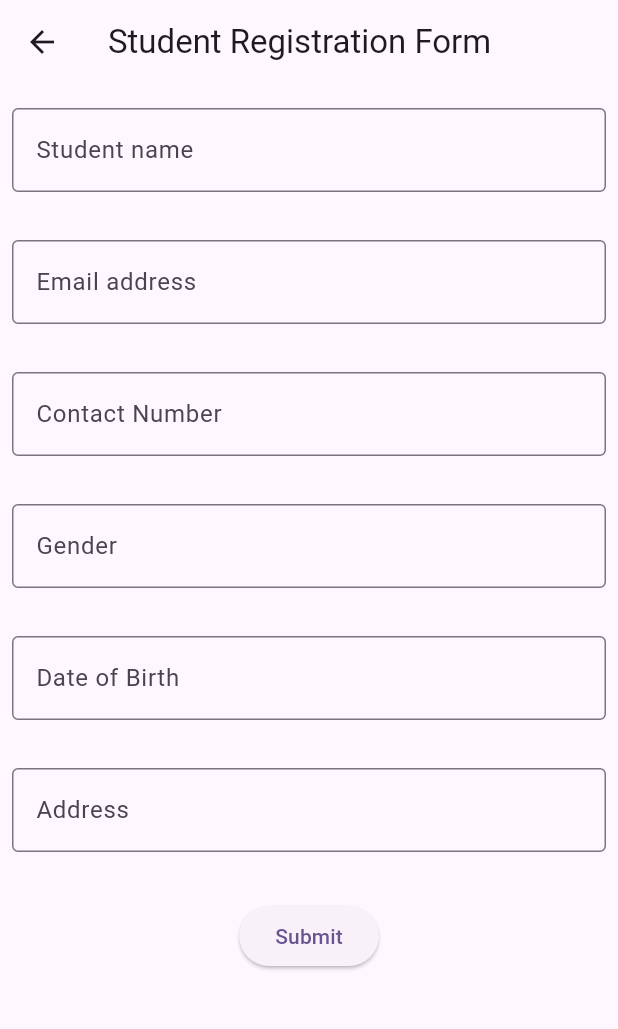
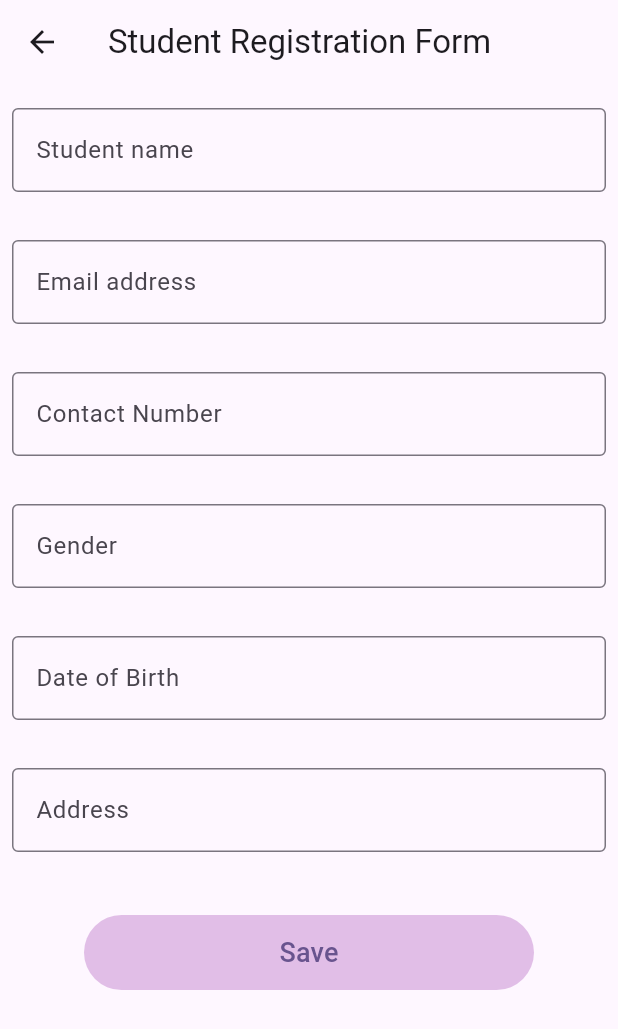
Before and after one commit to Harsh0726/student_registration_frontend, a Flutter app: the screen it shows after launch, after a tap on "Register New Student", on a phone screen of 412 x 824 dp. Shown: the top 1029 px of the screen. Run offline on Flutter 3.47's test engine with Material 3 defaults, Android fonts, the phone set to English and light mode, and no system bars; our stand-ins replace dio; network calls fail.

Commit message:
Created Custom btn component

```diff
--- /dev/null
+++ b/lib/components/customBtn.dart
@@ -0,0 +1,34 @@
+import 'package:flutter/material.dart';
+
+class CustomButton extends StatelessWidget {
+  final VoidCallback onPressed;
+  final String text;
+
+  const CustomButton({Key? key, required this.onPressed, required this.text})
+      : super(key: key);
+
+  @override
+  Widget build(BuildContext context) {
+    return Container(
+      margin: EdgeInsets.all(10),
+      child: TextButton(
+        style: ButtonStyle(
+          overlayColor: MaterialStateProperty.resolveWith<Color?>(
+            (Set<MaterialState> states) {
+              if (states.contains(MaterialState.hovered))
+                return Colors.deepPurple.withOpacity(0.04);
+              if (states.contains(MaterialState.focused) ||
+                  states.contains(MaterialState.pressed))
+                return Colors.deepPurple.withOpacity(0.12);
+              return null; // Defer to the widget's default.
+            },
+          ),
+          backgroundColor: MaterialStateProperty.all<Color>(Colors.purple.shade100),
+          minimumSize: MaterialStateProperty.all(Size(300, 50))
+        ),
+        onPressed: onPressed,
+        child: Text(text, style: TextStyle(fontSize: 18),),
+      ),
+    );
+  }
+}
--- a/lib/main.dart
+++ b/lib/main.dart
@@ -1,14 +1,14 @@
 import 'package:flutter/material.dart';
+import 'package:student_registration_frontend/components/customBtn.dart';
 import 'package:student_registration_frontend/screens/details.dart';
 import 'package:student_registration_frontend/screens/form.dart';
-// import 'package:dio/dio.dart';
 
 void main() {
   runApp(const MyApp());
 }
 
 class MyApp extends StatelessWidget {
-  const MyApp({super.key});
+  const MyApp({Key? key}) : super(key: key);
 
   @override
   Widget build(BuildContext context) {
@@ -25,7 +25,7 @@ class MyApp extends StatelessWidget {
 }
 
 class MyHomePage extends StatefulWidget {
-  const MyHomePage({super.key, required this.title});
+  const MyHomePage({Key? key, required this.title}) : super(key: key);
 
   final String title;
 
@@ -37,49 +37,36 @@ class _MyHomePageState extends State<MyHomePage> {
   @override
   Widget build(BuildContext context) {
     return Scaffold(
+      appBar: AppBar(
+        title: Text("Student Registration System"),
+        centerTitle: true,
+        backgroundColor: Colors.purple.shade200,
+      ),
       body: Center(
-          child: Column(
-        mainAxisAlignment: MainAxisAlignment.center,
-        children: [
-          TextButton(
-              style: ButtonStyle(
-                overlayColor: MaterialStateProperty.resolveWith<Color?>(
-                  (Set<MaterialState> states) {
-                    if (states.contains(MaterialState.hovered))
-                      return Colors.deepPurple.withOpacity(0.04);
-                    if (states.contains(MaterialState.focused) ||
-                        states.contains(MaterialState.pressed))
-                      return Colors.deepPurple.withOpacity(0.12);
-                    return null; // Defer to the widget's default.
-                  },
-                ),
-                backgroundColor:
-                    MaterialStateProperty.all<Color>(Colors.purple.shade100),
-              ),
+        child: Column(
+          mainAxisAlignment: MainAxisAlignment.center,
+          children: [
+            CustomButton(
               onPressed: () {
-                Navigator.push(context, MaterialPageRoute(builder: (context) => const StudentForm()));
+                Navigator.push(
+                  context,
+                  MaterialPageRoute(builder: (context) => const StudentForm()),
+                );
               },
-              child: Text('Register New Student')),
-          TextButton(
-              style: ButtonStyle(
-                  overlayColor: MaterialStateProperty.resolveWith<Color?>(
-                    (Set<MaterialState> states) {
-                      if (states.contains(MaterialState.hovered))
-                        return Colors.deepPurple.withOpacity(0.04);
-                      if (states.contains(MaterialState.focused) ||
-                          states.contains(MaterialState.pressed))
-                        return Colors.deepPurple.withOpacity(0.12);
-                      return null; // Defer to the widget's default.
-                    },
-                  ),
-                  backgroundColor:
-                      MaterialStateProperty.all<Color>(Colors.purple.shade100)),
+              text: 'Register New Student',
+            ),
+            CustomButton(
               onPressed: () {
-                Navigator.push(context, MaterialPageRoute(builder: (context) => const Details()));
+                Navigator.push(
+                  context,
+                  MaterialPageRoute(builder: (context) => const Details()),
+                );
               },
-              child: Text('View Registered Students')),
-        ],
-      )),
+              text: 'View Registered Students',
+            ),
+          ],
+        ),
+      ),
     );
   }
 }
--- a/lib/screens/form.dart
+++ b/lib/screens/form.dart
@@ -1,5 +1,6 @@
 import 'package:flutter/material.dart';
 import 'package:dio/dio.dart';
+import 'package:student_registration_frontend/components/customBtn.dart';
 
 class StudentForm extends StatefulWidget {
   const StudentForm({Key? key}) : super(key: key);
@@ -114,14 +115,14 @@ class _StudentFormState extends State<StudentForm> {
                 // submit btn
                 SizedBox(height: 16),
                 Center(
-                  child: ElevatedButton(
+                  child: CustomButton(
                     onPressed: () {
                       if (_formKey.currentState!.validate()) {
                         // submit actions
                         submitForm();
                       }
                     },
-                    child: Text('Submit'),
+                    text: 'Save',
                   ),
                 ),
               ],
```
